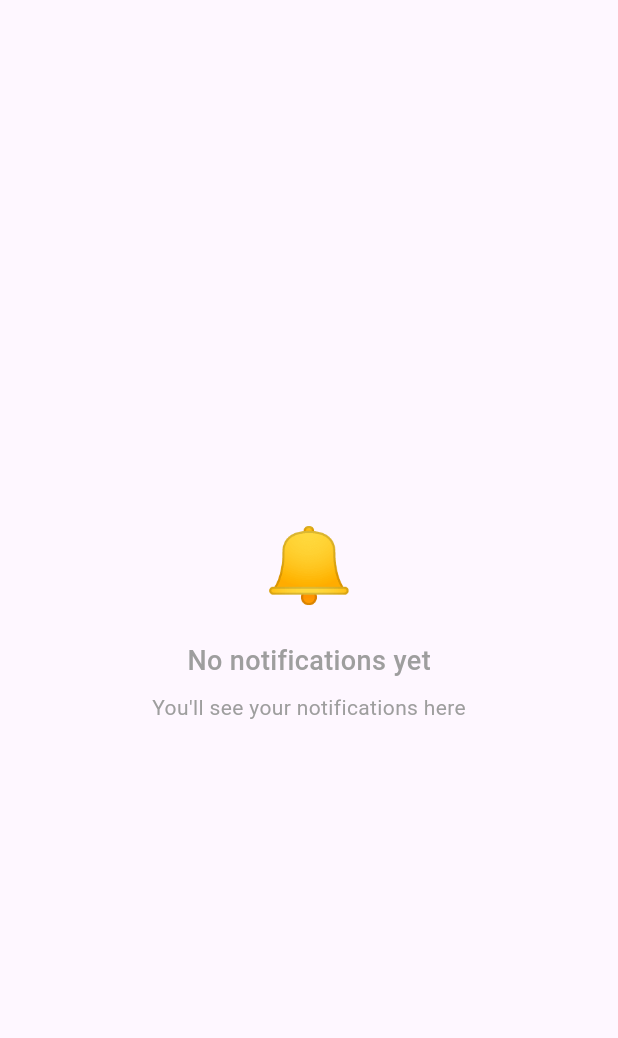
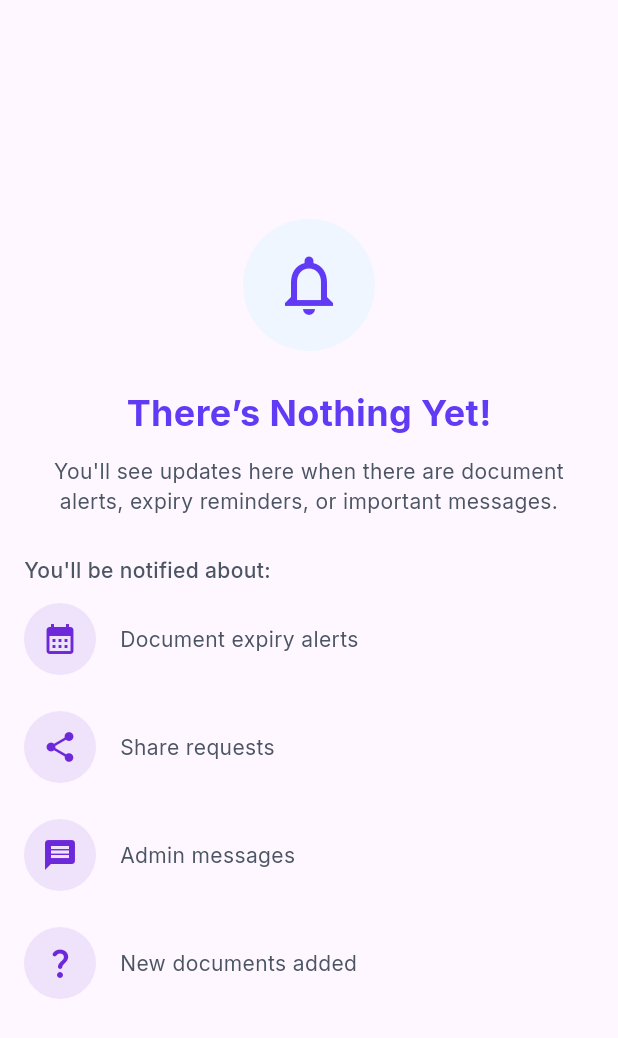
Before and after one commit to dhira-io/MPUrbanLocker, a Flutter app: the NotificationScreen screen opened directly, on a phone screen of 412 x 824 dp. Shown: the top 1038 px of the screen. Run offline on Flutter 3.47's test engine with Material 3 defaults, Android fonts, the phone set to English and light mode, and no system bars; our stand-ins replace carousel_slider, cloud_firestore, connectivity_plus, firebase_core, flutter_local_notifications, fluttertoast and 8 more; missing offline and left inert: flutter_pdfview; accounts and stored records are empty; network calls fail.

Commit message:
bug fixes

```diff
--- a/lib/screens/NotificationScreen.dart
+++ b/lib/screens/NotificationScreen.dart
@@ -1,5 +1,8 @@
 import 'package:digilocker_flutter/models/NotificationModel.dart';
 import 'package:flutter/material.dart';
+import 'package:google_fonts/google_fonts.dart';
+
+import '../utils/color_utils.dart';
 
 class NotificationScreen extends StatelessWidget {
   // final List<NotificationModel> notifications;
@@ -31,35 +34,130 @@ class NotificationScreen extends StatelessWidget {
   }
 
   Widget _buildEmptyState() {
-    return Center(
-      child: Padding(
-        padding: const EdgeInsets.all(16.0),
+    return Padding(
+      padding: const EdgeInsets.all(16),
+      child: Column(
+        children: [
+          Expanded(
+            child: Center(
               child: Column(
                 mainAxisSize: MainAxisSize.min,
                 children: [
-            Text(
-              '🔔',
-              style: TextStyle(fontSize: 48),
+                  Container(
+                    padding: const EdgeInsets.all(20),
+                    decoration: BoxDecoration(
+                      color: ColorUtils.fromHex("#EFF6FF"),
+                      shape: BoxShape.circle,
                     ),
-            SizedBox(height: 16),
-            Text(
-              'No notifications yet',
-              style: TextStyle(
-                fontSize: 18,
-                fontWeight: FontWeight.w500,
-                color: Colors.grey,
+                    child: Icon(
+                      Icons.notifications_none,
+                      color: ColorUtils.fromHex("#613AF5"),
+                      size: 48,
                     ),
                   ),
-            SizedBox(height: 8),
+                  const SizedBox(height: 24),
                   Text(
-              "You'll see your notifications here",
-              style: TextStyle(
+                    'There’s Nothing Yet!',
+                    style: GoogleFonts.inter(
+                      fontSize: 24,
+                      fontWeight: FontWeight.w700,
+                      color: ColorUtils.fromHex("#613AF5"),
+                    ),
+                  ),
+                  const SizedBox(height: 12),
+                  Text(
+                    "You'll see updates here when there are document alerts, expiry reminders, or important messages.",
+                    textAlign: TextAlign.center,
+                    style: GoogleFonts.inter(
                       fontSize: 14,
-                color: Colors.grey,
+                      fontWeight: FontWeight.w400,
+                      color: ColorUtils.fromHex("#4B5563"),
+                    ),
+                  ),
+                  const SizedBox(height: 26),
+                  Align(
+                    alignment: Alignment.centerLeft,
+                    child: Text("You'll be notified about:",
+                      style: GoogleFonts.inter(
+                      fontSize: 14,
+                      fontWeight: FontWeight.w500,
+                      color: ColorUtils.fromHex("#4B5563"),
+                     ),
+                   ),
+                  ),
+                  NotificationTile(
+                    icon: Icons.calendar_month,
+                    label: "Document expiry alerts",
+                    iconColor: ColorUtils.fromHex("#6D28D9"),
+                  ),
+                  NotificationTile(
+                    icon: Icons.share,
+                    label: "Share requests",
+                    iconColor: ColorUtils.fromHex("#6D28D9"),
+                  ),
+                  NotificationTile(
+                    icon: Icons.message,
+                    label: "Admin messages",
+                    iconColor: ColorUtils.fromHex("#6D28D9"),
+                  ),
+                  NotificationTile(
+                    icon: Icons.question_mark_rounded,
+                    label: "New documents added",
+                    iconColor: ColorUtils.fromHex("#6D28D9"),
+                  ),
+
+                ],
+              ),
             ),
           ),
         ],
       ),
+    );
+  }
+}
+
+class NotificationTile extends StatelessWidget {
+  final IconData icon;
+  final String label;
+  final Color iconColor;
+
+  const NotificationTile({
+    Key? key,
+    required this.icon,
+    required this.label,
+    required this.iconColor,
+  }) : super(key: key);
+
+  @override
+  Widget build(BuildContext context) {
+    return Padding(
+      padding: const EdgeInsets.symmetric(vertical: 12),
+      child: Row(
+        children: [
+          Container(
+            decoration: BoxDecoration(
+              color: iconColor.withOpacity(0.1),
+              shape: BoxShape.circle,
+            ),
+            padding: const EdgeInsets.all(12),
+            child: Icon(
+              icon,
+              color: iconColor,
+              size: 24,
+            ),
+          ),
+          const SizedBox(width: 16),
+          Expanded(
+            child: Text(
+              label,
+              style:  GoogleFonts.inter(
+                fontSize: 14,
+                fontWeight: FontWeight.w400,
+                color: ColorUtils.fromHex("#4B5563"),
+              ),
+            ),
+          ),
+        ],
       ),
     );
   }
```
Also changed, not shown: lib/screens/DocumentPreview.dart (+7 -1 lines), lib/screens/comingsoon_screen.dart (+23 -17 lines), lib/screens/dashboard_screen_new.dart (+80 -41 lines), lib/screens/myDocuments_screen.dart (+31 -32 lines). Lines whose indentation alone changed are shown as unchanged.
